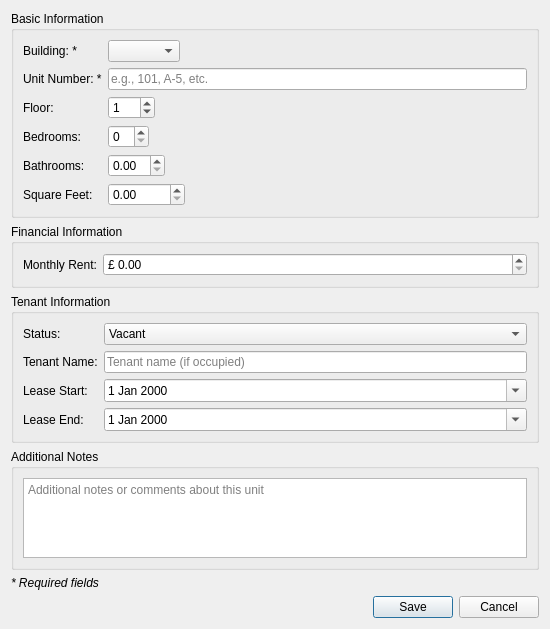
Before: the Qt Designer form ui/unit_form.ui in simoPh83/weeklyreport, drawn with Qt 5.
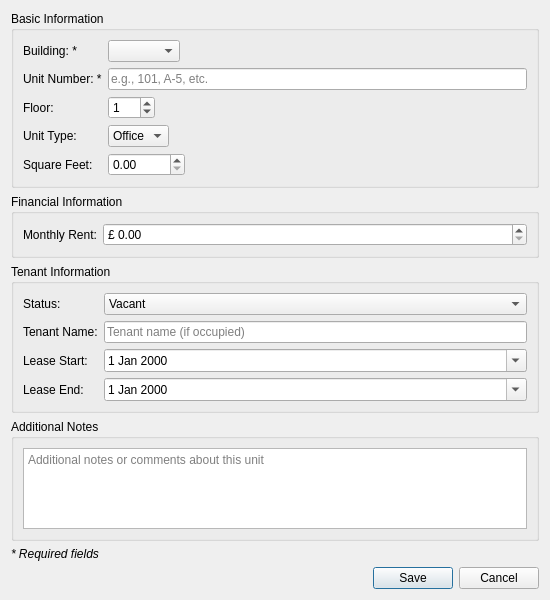
After: the same form once the commit is applied.

Patch:
```diff
--- a/ui/unit_form.ui
+++ b/ui/unit_form.ui
@@ -70,42 +70,32 @@
       <item row="3" column="0">
        <widget class="QLabel" name="bedroomsLabel">
         <property name="text">
-         <string>Bedrooms:</string>
+         <string>Unit Type:</string>
         </property>
        </widget>
       </item>
       <item row="3" column="1">
-       <widget class="QSpinBox" name="bedroomsSpinBox">
-        <property name="maximum">
-         <number>20</number>
-        </property>
+       <widget class="QComboBox" name="unitTypeComboBox">
+        <item>
+         <property name="text">
+          <string>Office</string>
+         </property>
+        </item>
+        <item>
+         <property name="text">
+          <string>Retail</string>
+         </property>
+        </item>
        </widget>
       </item>
       <item row="4" column="0">
-       <widget class="QLabel" name="bathroomsLabel">
-        <property name="text">
-         <string>Bathrooms:</string>
-        </property>
-       </widget>
-      </item>
-      <item row="4" column="1">
-       <widget class="QDoubleSpinBox" name="bathroomsSpinBox">
-        <property name="maximum">
-         <double>20.000000000000000</double>
-        </property>
-        <property name="singleStep">
-         <double>0.500000000000000</double>
-        </property>
-       </widget>
-      </item>
-      <item row="5" column="0">
        <widget class="QLabel" name="squareFeetLabel">
         <property name="text">
          <string>Square Feet:</string>
         </property>
        </widget>
       </item>
-      <item row="5" column="1">
+      <item row="4" column="1">
        <widget class="QDoubleSpinBox" name="squareFeetSpinBox">
         <property name="maximum">
          <double>99999.989999999997672</double>
```
Left out of the diff: 2 changed lines with no effect on the pictures.
